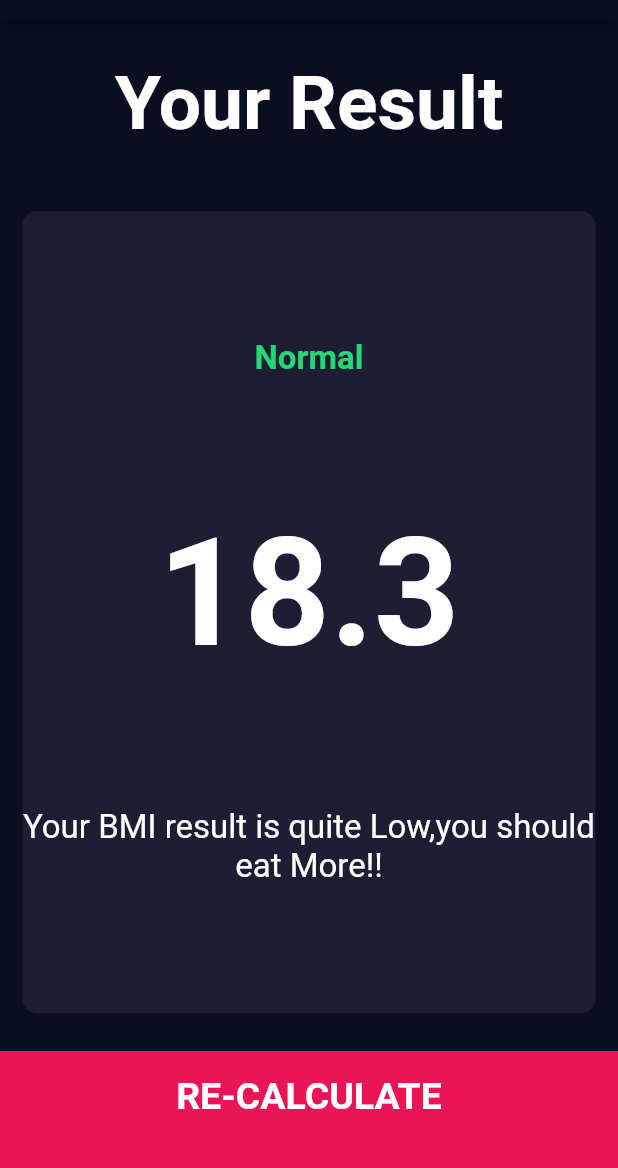
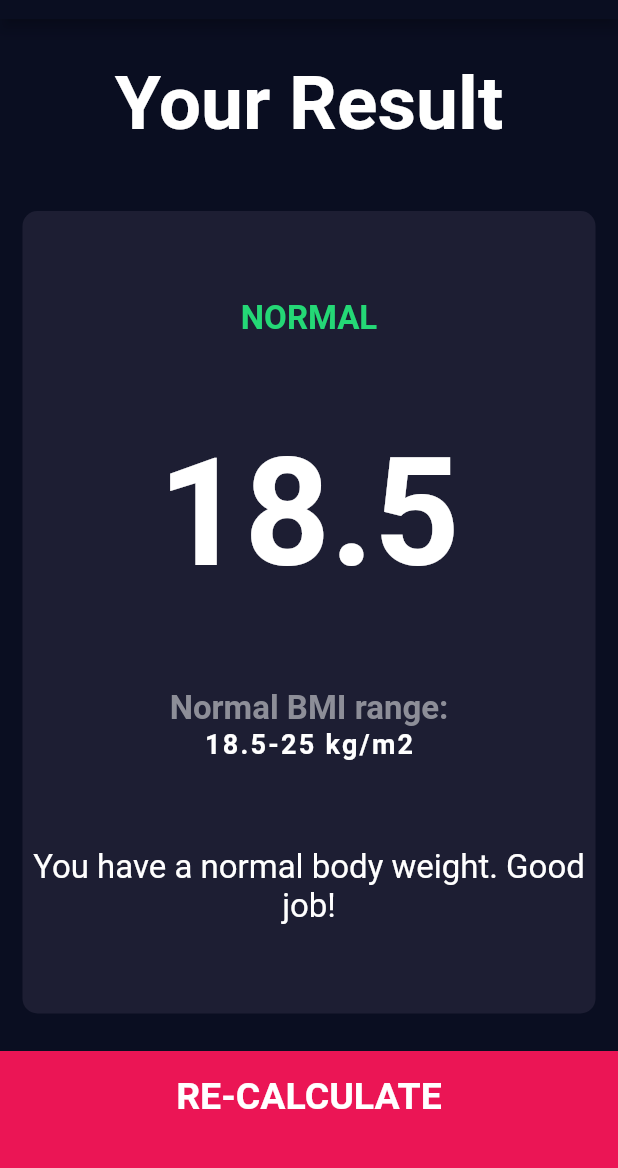
Before and after one commit to krrajpurohit/BMI-Calculator, a Flutter app: the screen it shows after launch, after a tap on "CALCULATE", on a phone screen of 412 x 824 dp, the part 65-1233 px from its top. Run offline on Flutter 3.47's test engine with Material 2 defaults, Android fonts, the phone set to English and light mode, and no system bars; our stand-ins replace font_awesome_flutter.

Commit message:
Calculate Functionality implemented in calculator_brain

```diff
--- /dev/null
+++ b/lib/calculator_brain.dart
@@ -0,0 +1,34 @@
+import 'dart:math';
+
+class CalculatorBrain {
+  CalculatorBrain({this.height, this.weight});
+
+  final int height;
+  final int weight;
+  double _bmi;
+
+  String calculateBMI() {
+    _bmi = weight / pow(height / 100, 2);
+    return _bmi.toStringAsFixed(1);
+  }
+
+  String getResult() {
+    if (_bmi >= 25) {
+      return 'Overweight';
+    } else if (_bmi > 18.5) {
+      return 'Normal';
+    } else {
+      return 'Underweight';
+    }
+  }
+
+  String getInterpretation() {
+    if (_bmi >= 25) {
+      return 'You have a higher than normal body weight. Try to excercise more.';
+    } else if (_bmi > 18.5) {
+      return 'You have a normal body weight. Good job!';
+    } else {
+      return 'You have a lower than normal body weight. You can eat a bit more.';
+    }
+  }
+}
--- a/lib/constants.dart
+++ b/lib/constants.dart
@@ -43,3 +43,16 @@ const kBMITextStyle = TextStyle(
 const kBodyTextStyle = TextStyle(
   fontSize: 22.0,
 );
+
+const kBMIRange = TextStyle(
+  fontSize: 22.0,
+  fontWeight: FontWeight.bold,
+  color: Color(0xFF8D8E98),
+);
+
+const kBMIRangeNumber = TextStyle(
+  fontWeight: FontWeight.bold,
+  fontSize: 18,
+  color: Colors.white,
+  letterSpacing: 1.5,
+);
--- a/lib/screens/input_page.dart
+++ b/lib/screens/input_page.dart
@@ -7,6 +7,7 @@ import 'package:bmi_calculator/constants.dart';
 import 'package:bmi_calculator/components/round_icon_button.dart';
 import 'package:bmi_calculator/screens/result.dart';
 import 'package:bmi_calculator/components/bottom_button.dart';
+import 'package:bmi_calculator/calculator_brain.dart';
 
 enum Gender { male, female }
 
@@ -214,10 +215,16 @@ class _InputPageState extends State<InputPage> {
           BottomButton(
             buttonTitle: 'CALCULATE',
             onTap: () {
+              CalculatorBrain calculate =
+                  CalculatorBrain(height: height, weight: weight);
               Navigator.push(
                 context,
                 MaterialPageRoute(
-                  builder: (context) => ResultPage(),
+                  builder: (context) => ResultPage(
+                    bmiResult: calculate.calculateBMI(),
+                    interpretation: calculate.getInterpretation(),
+                    resultText: calculate.getResult(),
+                  ),
                 ),
               );
             },
--- a/lib/screens/result.dart
+++ b/lib/screens/result.dart
@@ -4,6 +4,15 @@ import 'package:bmi_calculator/components/reusable_card.dart';
 import 'package:bmi_calculator/components/bottom_button.dart';
 
 class ResultPage extends StatelessWidget {
+  ResultPage(
+      {@required this.bmiResult,
+      @required this.interpretation,
+      @required this.resultText});
+
+  final String bmiResult;
+  final String resultText;
+  final String interpretation;
+
   @override
   Widget build(BuildContext context) {
     return Scaffold(
@@ -33,15 +42,27 @@ class ResultPage extends StatelessWidget {
                 crossAxisAlignment: CrossAxisAlignment.center,
                 children: <Widget>[
                   Text(
-                    'Normal',
+                    resultText.toUpperCase(),
                     style: kResultTextStyle,
                   ),
                   Text(
-                    '18.3',
+                    bmiResult,
                     style: kBMITextStyle,
                   ),
+                  Column(
+                    children: <Widget>[
+                      Text(
+                        'Normal BMI range:',
+                        style: kBMIRange,
+                      ),
+                      Text(
+                        '18.5-25 kg/m2',
+                        style: kBMIRangeNumber,
+                      ),
+                    ],
+                  ),
                   Text(
-                    'Your BMI result is quite Low,you should eat More!!',
+                    interpretation,
                     style: kBodyTextStyle,
                     textAlign: TextAlign.center,
                   )
```
